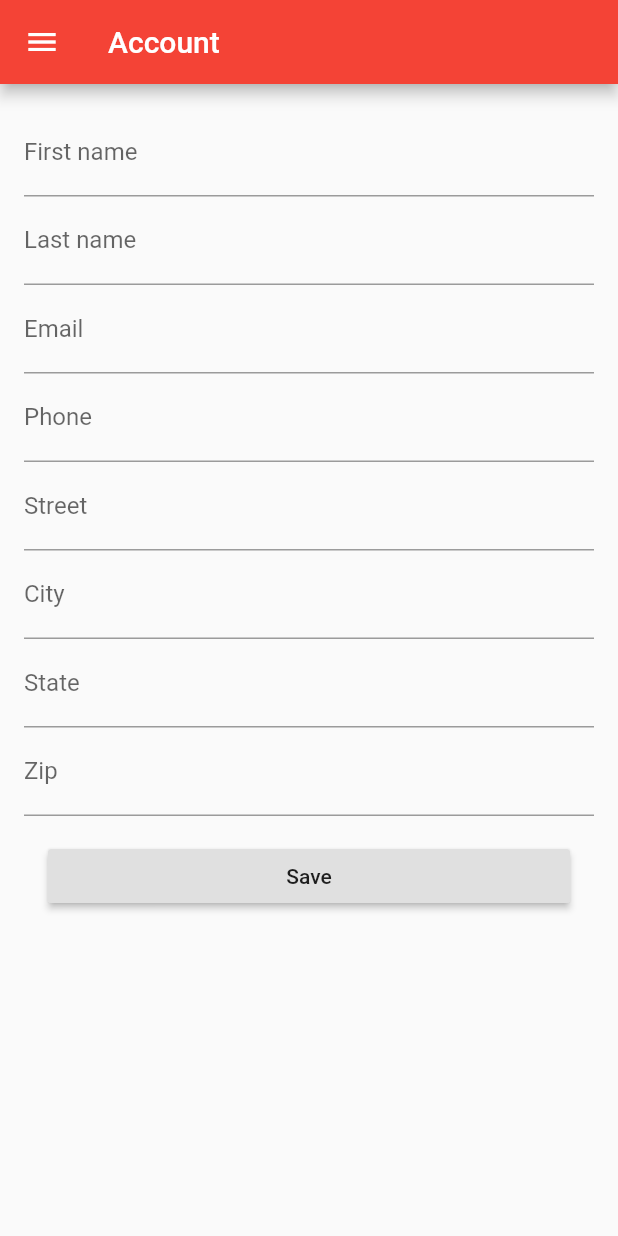
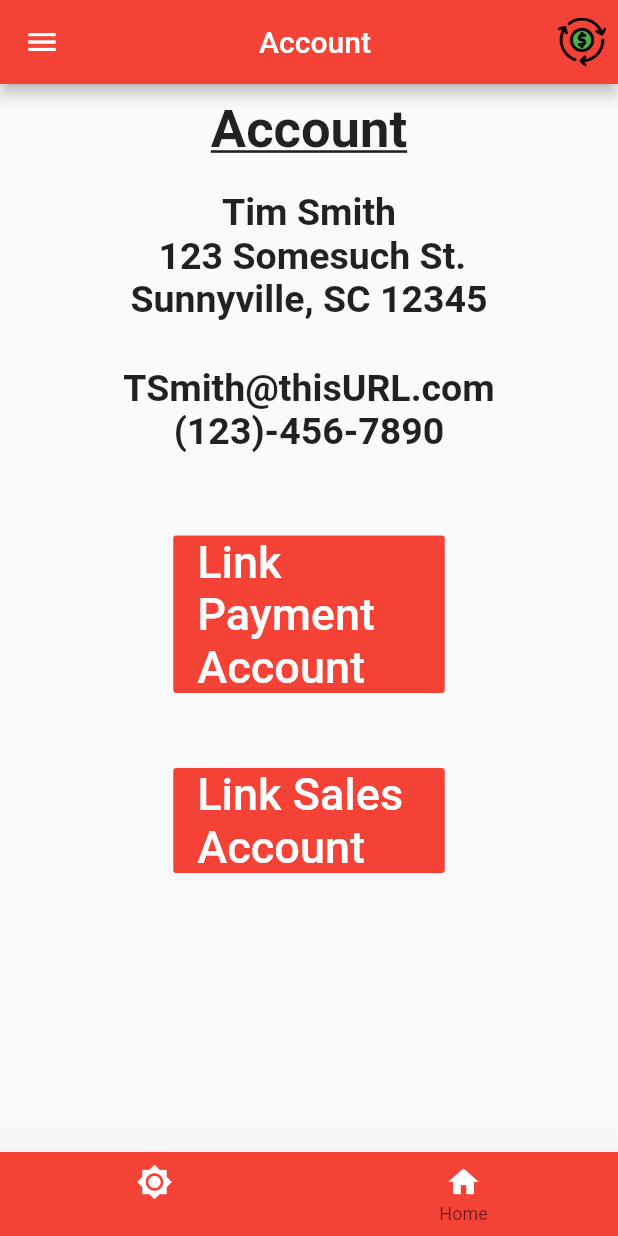
Before and after one commit to espressoAndCode/qrpay_app, a Flutter app: the AccountPage screen opened by its route, on a phone screen of 412 x 824 dp. Run offline on Flutter 3.47's test engine with Material 2 defaults, Android fonts, the phone set to English and light mode, and no system bars; our stand-ins replace firebase_auth, firebase_core; missing offline and left inert: qr_code_scanner; accounts and stored records are empty.

Commit message:
necessary changes for theme switching + accounts page edited

```diff
--- a/lib/module/account/account_list_view.dart
+++ b/lib/module/account/account_list_view.dart
@@ -1,6 +1,9 @@
 import 'package:flutter/material.dart';
 import 'user.dart';
+import 'package:qrpay_app/widget/config.dart';
+
 import 'package:qrpay_app/widget/drawer.dart';
+import 'package:qrpay_app/module/splash/splash_view.dart';
 
 class AccountPage extends StatefulWidget {
   static const String routeName = '/account';
@@ -15,117 +18,160 @@ class _AccountPageState extends State<AccountPage> {
   @override
   Widget build(BuildContext context) {
     return Scaffold(
-        appBar: AppBar(title: Text('Account')),
+      appBar: AppBar(
+        title: Center(child: Text('Account')),
+        actions: [
+          IconButton(
+            icon: Image.asset('res/images/qplogo.png'),
+            onPressed: () {},
+          ),
+        ],
+      ),
       drawer: AppDrawer(),
-        body: Container(
-            padding:
-            const EdgeInsets.symmetric(vertical: 16.0, horizontal: 16.0),
-            child: Builder(
-                builder: (context) => Form(
-                    key: _formKey,
+      body: Center(
         child: Column(
-                        crossAxisAlignment: CrossAxisAlignment.stretch,
+          // mainAxisAlignment: MainAxisAlignment.center,
           children: [
-                          TextFormField(
-                            decoration:
-                            InputDecoration(labelText: 'First name'),
-                            validator: (value) {
-                              if (value.isEmpty) {
-                                return 'Please enter your first name';
+            Container(
+              // alignment: Alignment.center,
+              padding: EdgeInsets.fromLTRB(20, 10, 20, 20),
+              child: Text(
+                "Account",
+                style: TextStyle(
+                  fontSize: 35,
+                  fontWeight: FontWeight.bold,
+                  decoration: TextDecoration.underline,
+                ),
+              ),
+            ),
+            Container(
+              child: Text(
+                "Tim Smith",
+                style: TextStyle(
+                  fontSize: 25,
+                  fontWeight: FontWeight.bold,
+                ),
+              ),
+            ),
+            Container(
+              padding: EdgeInsets.fromLTRB(20, 0, 20, 30),
+              child: Text(
+                "   123 Somesuch St.\nSunnyville, SC 12345",
+                style: TextStyle(
+                  fontSize: 25,
+                  fontWeight: FontWeight.bold,
+                ),
+              ),
+            ),
+            Container(
+              child: Text(
+                "TSmith@thisURL.com",
+                style: TextStyle(
+                  fontSize: 25,
+                  fontWeight: FontWeight.bold,
+                ),
+              ),
+            ),
+            Container(
+              padding: EdgeInsets.fromLTRB(20, 0, 20, 30),
+              child: Text(
+                "(123)-456-7890",
+                style: TextStyle(
+                  fontSize: 25,
+                  fontWeight: FontWeight.bold,
+                ),
+              ),
+            ),
+            Column(
+              crossAxisAlignment: CrossAxisAlignment.center,
+              mainAxisSize: MainAxisSize.max,
+              mainAxisAlignment: MainAxisAlignment.end,
+              children: [
+                Container(
+                  margin: EdgeInsets.all(25),
+                  child: FractionallySizedBox(
+                    widthFactor: 0.5,
+                    child: FlatButton(
+                      child: Text(
+                        'Link Payment Account',
+                        style: TextStyle(fontSize: 30.0),
+                      ),
+                      color: Colors.red,
+                      textColor: Colors.white,
+                      onPressed: () {},
+                    ),
+                  ),
+                ),
+                Container(
+                  margin: EdgeInsets.all(25),
+                  child: FractionallySizedBox(
+                    widthFactor: 0.5,
+                    child: FlatButton(
+                      child: Text(
+                        'Link Sales Account',
+                        style: TextStyle(fontSize: 30.0),
+                      ),
+                      color: Colors.red,
+                      textColor: Colors.white,
+                      onPressed: () {},
+                    ),
+                  ),
+                ),
+              ],
+            ),
+          ],
+        ),
+      ),
+      bottomNavigationBar: BottomNavigationBar(
+        backgroundColor: Colors.red,
+        elevation: 30.0,
+        items: const <BottomNavigationBarItem>[
+          BottomNavigationBarItem(
+            icon: Icon(
+              Icons.brightness_high,
+              color: Colors.white,
+            ),
+            // label: 'Scan QR Code',
+            title: Text(
+              'High Contrast Mode',
+              style: TextStyle(
+                color: Colors.white,
+                fontSize: 15.0,
+              ),
+            ),
+          ),
+          BottomNavigationBarItem(
+            icon: Icon(
+              Icons.home,
+              color: Colors.white,
+            ),
+            // label: 'Sell',
+            title: Text(
+              'Home',
+              style: TextStyle(
+                color: Colors.white,
+                fontSize: 15.0,
+              ),
+            ),
+          ),
+        ],
+        onTap: (index) {
+          if (index == 0) {
+            print("Toggling App theme");
+            currentTheme.switchTheme();
+          }
+          if (index == 1) {
+            print("Going to Homepage");
+            Navigator.push(
+              context,
+              MaterialPageRoute(
+                builder: (BuildContext context) => SplashPage(),
+              ),
+            );
           }
         },
-                            onSaved: (val) =>
-                                setState(() => _user.firstName = val),
       ),
-                          TextFormField(
-                              decoration:
-                              InputDecoration(labelText: 'Last name'),
-                              validator: (value) {
-                                if (value.isEmpty) {
-                                  return 'Please enter your last name.';
-                                }
-                              },
-                              onSaved: (val) =>
-                                  setState(() => _user.lastName = val)),
-
-
-                          TextFormField(
-                              decoration:
-                              InputDecoration(labelText: 'Email'),
-                              validator: (value) {
-                                if (value.isEmpty) {
-                                  return 'Please enter your email address.';
-                                }
-                              },
-                              onSaved: (val) =>
-                                  setState(() => _user.email = val)),
-                          TextFormField(
-                              decoration:
-                              InputDecoration(labelText: 'Phone'),
-                              validator: (value) {
-                                if (value.isEmpty) {
-                                  return 'Please enter your phone number.';
-                                }
-                              },
-                              onSaved: (val) =>
-                                  setState(() => _user.phone = val)),
-
-
-                          TextFormField(
-                              decoration:
-                              InputDecoration(labelText: 'Street'),
-                              validator: (value) {
-                                if (value.isEmpty) {
-                                  return 'Please enter your street address.';
-                                }
-                              },
-                              onSaved: (val) =>
-                                  setState(() => _user.street = val)),
-                          TextFormField(
-                              decoration:
-                              InputDecoration(labelText: 'City'),
-                              validator: (value) {
-                                if (value.isEmpty) {
-                                  return 'Please enter your city.';
-                                }
-                              },
-                              onSaved: (val) =>
-                                  setState(() => _user.city = val)),
-                          TextFormField(
-                              decoration:
-                              InputDecoration(labelText: 'State'),
-                              validator: (value) {
-                                if (value.isEmpty) {
-                                  return 'Please enter your state.';
-                                }
-                              },
-                              onSaved: (val) =>
-                                  setState(() => _user.state = val)),
-                          TextFormField(
-                              decoration:
-                              InputDecoration(labelText: 'Zip'),
-                              validator: (value) {
-                                if (value.isEmpty) {
-                                  return 'Please enter your zip code.';
-                                }
-                              },
-                              onSaved: (val) =>
-                                  setState(() => _user.zip = val)),
-
-                          Container(
-                              padding: const EdgeInsets.symmetric(
-                                  vertical: 16.0, horizontal: 16.0),
-                              child: RaisedButton(
-                                  onPressed: () {
-                                    final form = _formKey.currentState;
-                                    if (form.validate()) {
-                                      form.save();
-                                      _user.save();
-                                      _showDialog(context);
-                                    }
-                                  },
-                                  child: Text('Save'))),
-                        ])))));
+    );
   }
 
   _showDialog(BuildContext context) {
@@ -133,3 +179,16 @@ class _AccountPageState extends State<AccountPage> {
         .showSnackBar(SnackBar(content: Text('Submitting form')));
   }
 }
+
+class MyTheme with ChangeNotifier {
+  static bool _isDark = false;
+
+  ThemeMode currentTheme() {
+    return _isDark ? ThemeMode.dark : ThemeMode.light;
+  }
+
+  void switchTheme() {
+    _isDark = !_isDark;
+    notifyListeners();
+  }
+}
--- /dev/null
+++ b/lib/widget/config.dart
@@ -0,0 +1,5 @@
+library config.globals;
+
+import 'theme.dart';
+
+MyTheme currentTheme = MyTheme();
--- /dev/null
+++ b/lib/widget/theme.dart
@@ -0,0 +1,13 @@
+import 'package:flutter/material.dart';
+
+class MyTheme with ChangeNotifier {
+  static bool _isDark = false;
+  ThemeMode currentTheme() {
+    return _isDark ? ThemeMode.dark : ThemeMode.light;
+  }
+
+  void switchTheme() {
+    _isDark = !_isDark;
+    notifyListeners();
+  }
+}
```
Lines whose indentation alone changed are shown as unchanged.
